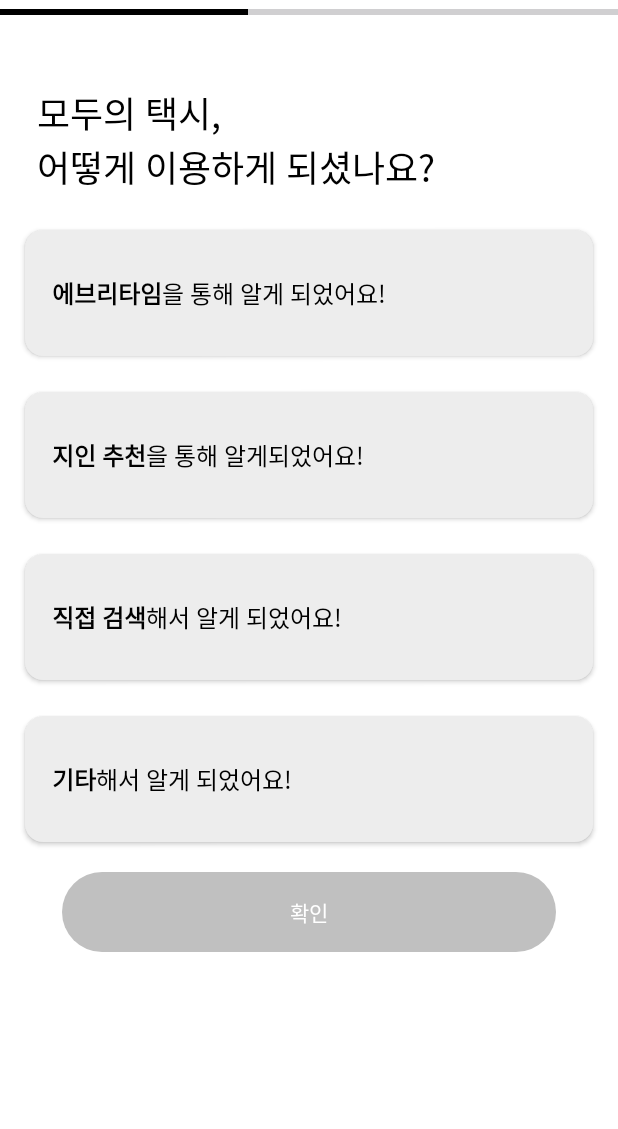
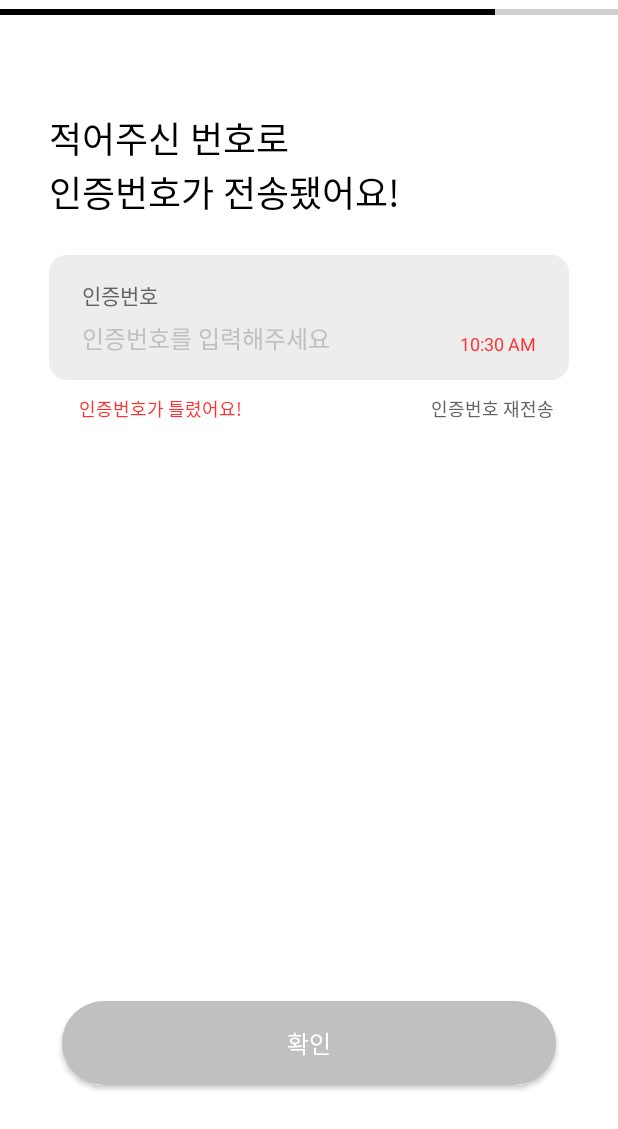
Before and after one commit to MODU-TAXI/android, an Android app: the OnboardingIdentificationFragment screen opened through its navigation route, after a tap on "확인", on a phone screen of 412 x 824 dp. Shown: the top 1129 px of the screen. Run offline under Robolectric (Android 15) with nearby library versions, the phone set to English and light mode, and no system bars; our stand-ins replace Dagger/Hilt's generated code, data binding; libraries missing offline, so code that uses them is left out: com.kakao.sdk; 1 statement that could not run was skipped.

Commit message:
[MA-6] refactor : 패키지명 변경, onboardingPhoneAUthorization 수정

```diff
--- a/presentation/src/main/java/com/motax/modutaxi/presentation/ui/intro/signup/authorizationenteremail/OnboardingSchoolAuthorizationEnterEmailFragment.kt
+++ b/presentation/src/main/java/com/motax/modutaxi/presentation/ui/intro/signup/editemail/OnboardingSchoolAuthorizationEnterEmailFragment.kt
@@ -1,4 +1,4 @@
-package com.motax.modutaxi.presentation.ui.intro.signup.authorizationenteremail
+package com.motax.modutaxi.presentation.ui.intro.signup.editemail
 
 import android.os.Bundle
 import android.view.View
--- a/presentation/src/main/java/com/motax/modutaxi/presentation/ui/intro/signup/authorizationentercode/OnboardingSchoolAuthorizationEnterCodeFragment.kt
+++ b/presentation/src/main/java/com/motax/modutaxi/presentation/ui/intro/signup/emailauth/OnboardingSchoolAuthorizationEnterCodeFragment.kt
@@ -1,4 +1,4 @@
-package com.motax.modutaxi.presentation.ui.intro.signup.authorizationentercode
+package com.motax.modutaxi.presentation.ui.intro.signup.emailauth
 
 import android.os.Bundle
 import android.view.View
--- a/presentation/src/main/java/com/motax/modutaxi/presentation/ui/intro/signup/identification/OnboardingIdentificationFragment.kt
+++ b/presentation/src/main/java/com/motax/modutaxi/presentation/ui/intro/signup/identification/OnboardingIdentificationFragment.kt
@@ -29,7 +29,7 @@ class OnboardingIdentificationFragment :
 
     private fun NavController.toQuestion() {
         val action =
-            OnboardingIdentificationFragmentDirections.actionIdentificationFragmentToQuestionFragment()
+            OnboardingIdentificationFragmentDirections.actionOnboardingIdentificationFragmentToOnboardingPhoneAuthorization2()
         navigate(action)
     }
 }
--- /dev/null
+++ b/presentation/src/main/java/com/motax/modutaxi/presentation/ui/intro/signup/phoneauth/OnboardingPhoneAuthorization.kt
@@ -0,0 +1,15 @@
+package com.motax.modutaxi.presentation.ui.intro.signup.phoneauth
+
+import android.os.Bundle
+import android.view.View
+import com.motax.modutaxi.presentation.R
+import com.motax.modutaxi.presentation.base.BaseFragment
+import com.motax.modutaxi.presentation.databinding.FragmentOnboardingPhoneAuthorizationBinding
+
+class OnboardingPhoneAuthorization: BaseFragment<FragmentOnboardingPhoneAuthorizationBinding>(R.layout.fragment_onboarding_phone_authorization) {
+
+    override fun onViewCreated(view: View, savedInstanceState: Bundle?) {
+        super.onViewCreated(view, savedInstanceState)
+
+    }
+}
--- a/presentation/src/main/res/layout/fragment_onboarding_phone_authorization.xml
+++ b/presentation/src/main/res/layout/fragment_onboarding_phone_authorization.xml
@@ -70,8 +70,7 @@
             android:id="@+id/tv_identification_description"
             android:layout_width="0dp"
             android:layout_height="wrap_content"
-            android:layout_marginLeft="8dp"
-            android:text="적어주신 번호로\n 인증번호가 전송됐어요!"
+            android:text="적어주신 번호로\n인증번호가 전송됐어요!"
             android:textColor="#000000"
             android:textSize="24sp"
             app:layout_constraintStart_toEndOf="@id/guide_08_vertical"
@@ -108,10 +107,12 @@
                 android:hint="인증번호를 입력해주세요"
                 android:textColorHint="#C0C0C0"
                 android:textSize="16sp"
+                app:layout_constraintEnd_toStartOf="@id/tv_time"
                 app:layout_constraintStart_toStartOf="parent"
                 app:layout_constraintTop_toBottomOf="@id/tv_name_label" />
 
             <TextClock
+                android:id="@+id/tv_time"
                 android:layout_width="0dp"
                 android:layout_height="wrap_content"
                 android:layout_marginTop="6dp"
--- a/presentation/src/main/res/navigation/intro_nav.xml
+++ b/presentation/src/main/res/navigation/intro_nav.xml
@@ -29,10 +29,19 @@
         android:id="@+id/onboarding_identification_fragment"
         android:name="com.motax.modutaxi.presentation.ui.intro.signup.identification.OnboardingIdentificationFragment"
         tools:layout="@layout/fragment_onboarding_identification">
+        <action
+            android:id="@+id/action_onboarding_identification_fragment_to_onboardingPhoneAuthorization2"
+            app:destination="@id/onboardingPhoneAuthorization2" />
+    </fragment>
 
+    <fragment
+        android:id="@+id/onboardingPhoneAuthorization2"
+        android:name="com.motax.modutaxi.presentation.ui.intro.signup.phoneauth.OnboardingPhoneAuthorization"
+        tools:layout="@layout/fragment_onboarding_phone_authorization"
+        android:label="OnboardingPhoneAuthorization" >
         <action
-            android:id="@+id/action_identification_fragment_to_question_fragment"
-            app:destination="@+id/question_fragment" />
+            android:id="@+id/action_onboardingPhoneAuthorization2_to_question_fragment"
+            app:destination="@id/question_fragment" />
     </fragment>
 
     <fragment
@@ -47,7 +56,7 @@
 
     <fragment
         android:id="@+id/enter_email_fragment"
-        android:name="com.motax.modutaxi.presentation.ui.intro.signup.authorizationenteremail.OnboardingSchoolAuthorizationEnterEmailFragment"
+        android:name="com.motax.modutaxi.presentation.ui.intro.signup.editemail.OnboardingSchoolAuthorizationEnterEmailFragment"
         tools:layout="@layout/fragment_onboarding_school_authorization_enter_email">
         <action
             android:id="@+id/action_enter_email_fragment_to_enter_code_fragment"
@@ -59,7 +68,7 @@
 
     <fragment
         android:id="@+id/enter_code_fragment"
-        android:name="com.motax.modutaxi.presentation.ui.intro.signup.authorizationentercode.OnboardingSchoolAuthorizationEnterCodeFragment"
+        android:name="com.motax.modutaxi.presentation.ui.intro.signup.emailauth.OnboardingSchoolAuthorizationEnterCodeFragment"
         tools:layout="@layout/fragment_onboarding_school_authorization_enter_code">
         <action
             android:id="@+id/action_enter_code_fragment_to_onboarding_complete_fragment"
@@ -73,4 +82,5 @@
 
     </fragment>
 
+
 </navigation>
```
